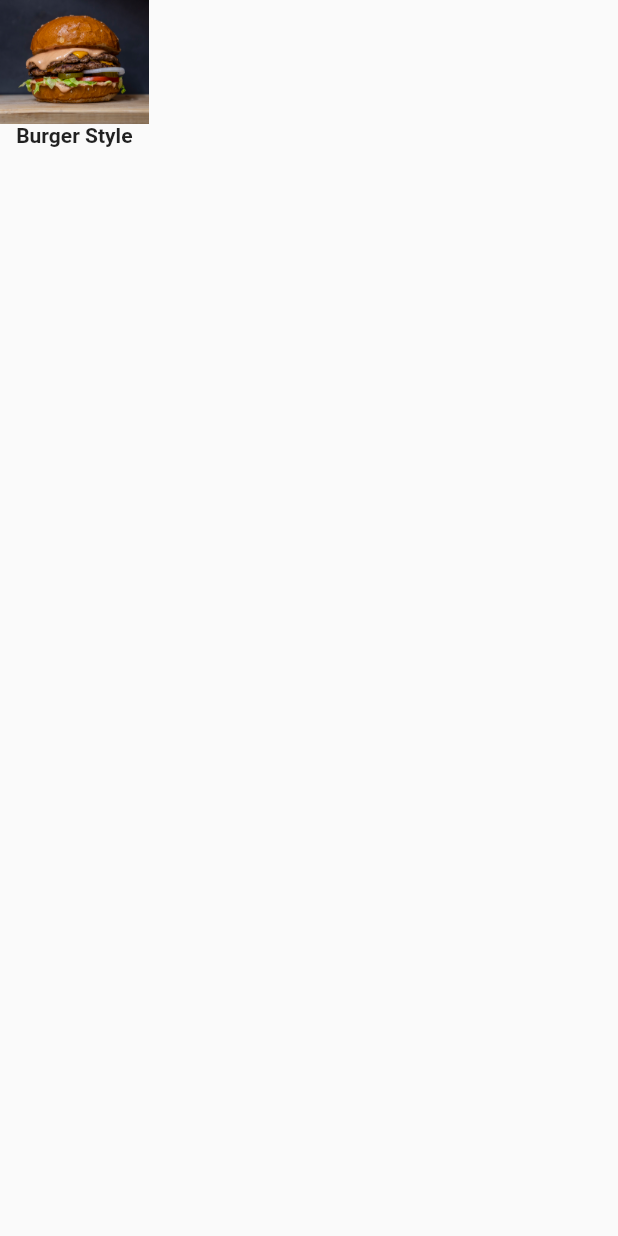
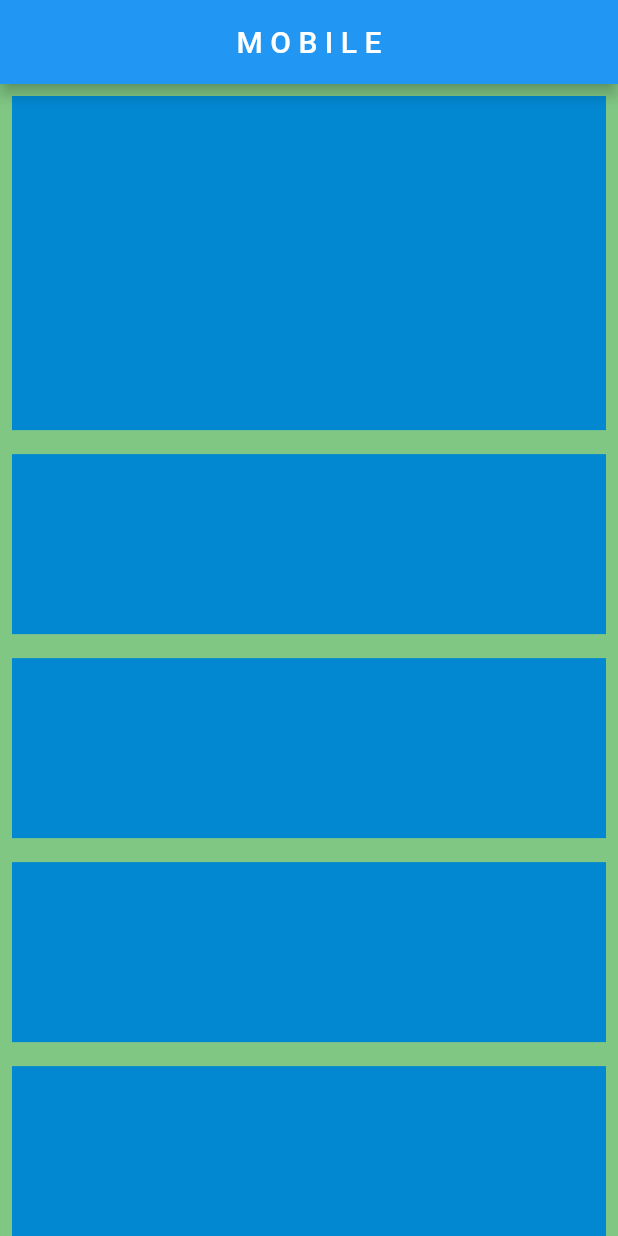
Before and after one commit to zakaria90024/flutter_project, a Flutter app: the screen it shows after launch, on a phone screen of 412 x 824 dp. Run offline on Flutter 3.47's test engine with Material 2 defaults, Android fonts, the phone set to English and light mode, and no system bars; our stand-ins replace flutter_html, fluttertoast.

Commit message:
Normal Search Added On Appbar, search tutorial, total search, Last search, complete tutorial, data and image, details page okey, type clear, error solved, login page, login, register added, Responsive UI with Web.

```diff
--- a/lib/loginPack/register.dart
+++ b/lib/loginPack/register.dart
@@ -27,6 +27,9 @@ class RegisterPage extends StatelessWidget {
           ),
         ),
       ),
+
+
     );
+
   }
 }
--- /dev/null
+++ b/lib/responsiveui/homepage.dart
@@ -0,0 +1,25 @@
+import 'package:flutter/material.dart';
+import 'package:test_flutter_project/responsiveui/desktop_body.dart';
+import 'package:test_flutter_project/responsiveui/mobile_body.dart';
+import 'package:test_flutter_project/responsiveui/responsive_layout.dart';
+
+class HomePage extends StatefulWidget {
+  const HomePage({Key? key}) : super(key: key);
+
+  @override
+  State<HomePage> createState() => _HomePageState();
+}
+
+class _HomePageState extends State<HomePage> {
+  @override
+  Widget build(BuildContext context) {
+    final currentWidth = MediaQuery.of(context).size.width;
+    return Scaffold(
+      backgroundColor: currentWidth < 600? Colors.deepPurple[300] : Colors.green[300],
+      // body: Center(
+      //   child: Text(currentWidth.toString()),
+      // ),
+      body: const ResponsiveLayout(mobileBody: MyMobileBody(),desktopBody: MyDesktopBody(),),
+    );
+  }
+}
--- /dev/null
+++ b/lib/responsiveui/mobile_body.dart
@@ -0,0 +1,41 @@
+import 'package:flutter/material.dart';
+
+class MyMobileBody extends StatelessWidget {
+  const MyMobileBody({Key? key}) : super(key: key);
+
+  @override
+  Widget build(BuildContext context) {
+    return Scaffold(
+      backgroundColor: Colors.green[300],
+      appBar: AppBar(
+        title: const Center(child: Text("M O B I L E")),
+      ),
+      body: Column(
+        children: [
+          Padding(
+              padding: const EdgeInsets.all(8.0),
+              child: AspectRatio(
+                aspectRatio: 16 / 9,
+                child: Container(
+                  height: 250,
+                  color: Colors.lightBlue[700],
+                ),
+              )),
+          Expanded(
+              child: ListView.builder(
+                  itemCount: 15,
+                  itemBuilder: (context, index) {
+                    return Padding(
+                      padding: const EdgeInsets.all(8.0),
+                      child: Container(
+                        color: Colors.lightBlue[700],
+                        height: 120,
+                      ),
+                    );
+                  })
+          )
+        ],
+      ),
+    );
+  }
+}
--- /dev/null
+++ b/lib/responsiveui/responsive_layout.dart
@@ -0,0 +1,18 @@
+import 'package:flutter/material.dart';
+class ResponsiveLayout extends StatelessWidget {
+  final Widget mobileBody;
+  final Widget desktopBody;
+
+  const ResponsiveLayout({required  this.mobileBody, required this.desktopBody});
+
+  @override
+  Widget build(BuildContext context) {
+    return LayoutBuilder(builder: (context, consttrains){
+      if(consttrains.maxWidth < 600){
+        return mobileBody;
+      }else{
+        return desktopBody;
+      }
+    });
+  }
+}
```
Also changed, not shown: lib/main.dart (+7 -1 lines), lib/responsiveui/desktop_body.dart (added, +58 -0 lines), lib/responsiveui/dimensions.dart (added).
